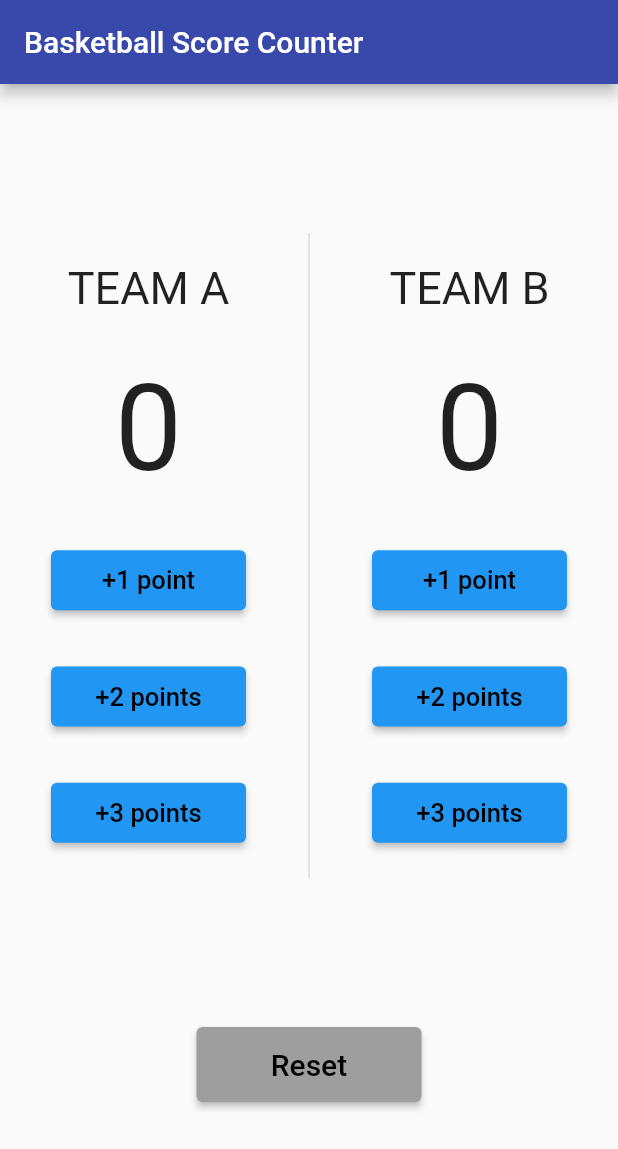
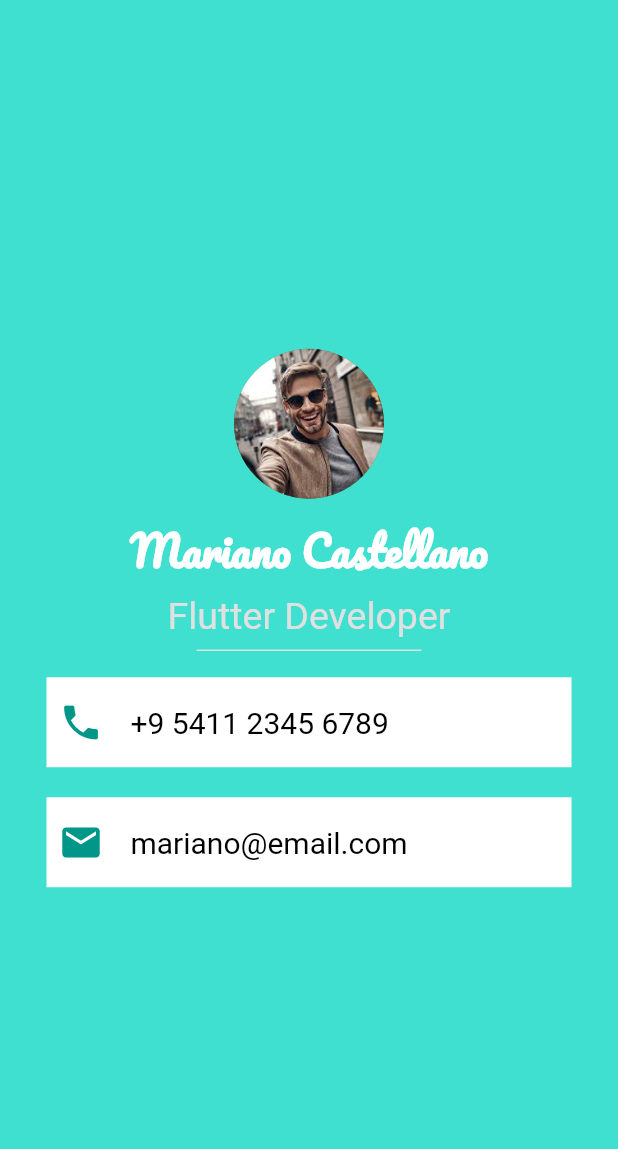
Before and after one commit to MohamadAdel-Li/Language-Learning-app, a Flutter app: the screen it shows after launch, on a phone screen of 412 x 824 dp. Shown: the top 1149 px of the screen. Run offline on Flutter 3.47's test engine with Material 2 defaults, Android fonts, the phone set to English and light mode, and no system bars.

Commit message:
first commit

```diff
--- a/lib/basketball.dart
+++ /dev/null
@@ -1,203 +0,0 @@
-import 'package:flutter/material.dart';
-
-class basketball extends StatefulWidget {
-
-  @override
-  State<basketball> createState() => _basketballState();
-}
-
-class _basketballState extends State<basketball> {
-  int TeamAPoints = 0 ;
-  int TeamBPoints = 0 ;
-
-  @override
-  Widget build(BuildContext context) {
-    return Scaffold(
-      appBar: AppBar(
-        backgroundColor: Colors.indigo[600],
-        title: Text(
-            'Basketball Score Counter'
-        ),
-      ) ,
-      body: Column(
-        mainAxisAlignment: MainAxisAlignment.spaceEvenly,
-        children: [
-          Row(
-            mainAxisAlignment: MainAxisAlignment.spaceEvenly,
-            children: [
-              Container(
-                height: 450,
-                child: Column(
-                  mainAxisAlignment: MainAxisAlignment.spaceEvenly,
-                  children: [
-                    Text(
-                      'TEAM A',
-                      style: TextStyle(
-                        fontSize: 30,
-                      ),
-                    ),
-                    Text(
-                        '$TeamAPoints',
-                      style: TextStyle(
-                        fontSize: 80,
-                      ),
-
-                    ),
-                    ElevatedButton(onPressed: (){
-                      setState(() {
-                        TeamAPoints++;
-                      });
-                    },
-                        child: Text(
-                            '+1 point',
-                          style: TextStyle(
-                            fontSize: 17,
-                          ),
-                        ),
-                      style: ElevatedButton.styleFrom(
-                          backgroundColor: Colors.blue,
-                          foregroundColor: Colors.black,
-                        minimumSize: Size(130, 40),
-                      ),
-                    ),
-                    ElevatedButton(onPressed: (){
-                      setState(() {
-                        TeamAPoints = TeamAPoints+2;
-                      });
-                    },
-                      child: Text('+2 points',
-                        style: TextStyle(
-                          fontSize: 17,
-                        ),),
-                      style: ElevatedButton.styleFrom(
-                          backgroundColor: Colors.blue,
-                          foregroundColor: Colors.black,
-                        minimumSize: Size(130, 40),
-
-                      ),
-
-                    ),
-                    ElevatedButton(onPressed: (){
-                      setState(() {
-                        TeamAPoints = TeamAPoints+3;
-                      });
-                    },
-                      child: Text('+3 points',
-                        style: TextStyle(
-                        fontSize: 17,
-                      ),),
-                      style: ElevatedButton.styleFrom(
-                          backgroundColor: Colors.blue,
-                          foregroundColor: Colors.black,
-                        minimumSize: Size(130, 40),
-
-                      ),
-                    ),
-                  ],
-                ),
-              ),
-              Container(
-                height: 450,
-                child: VerticalDivider(
-                  thickness: 1,
-                  indent: 10,
-                  endIndent: 10,
-                ),
-              ),
-              Container(
-                height: 450,
-                child: Column(
-                  mainAxisAlignment: MainAxisAlignment.spaceEvenly,
-                  children: [
-                    Text(
-                      'TEAM B',
-                      style: TextStyle(
-                        fontSize: 30,
-                      ),
-                    ),
-                    Text(
-                      '$TeamBPoints',
-                      style: TextStyle(
-                        fontSize: 80,
-                      ),
-
-                    ),
-                    ElevatedButton(onPressed: (){
-                      setState(() {
-                        TeamBPoints++;
-                      });
-                    },
-                      child: Text('+1 point',
-                        style: TextStyle(
-                          fontSize: 17,
-                        ),),
-                      style: ElevatedButton.styleFrom(
-                        backgroundColor: Colors.blue,
-                        foregroundColor: Colors.black,
-                        minimumSize: Size(130, 40),
-                      ),
-                    ),
-                    ElevatedButton(onPressed: (){
-                      setState(() {
-                        TeamBPoints = TeamBPoints+2;
-
-                      });
-                    },
-                      child: Text('+2 points',
-                        style: TextStyle(
-                          fontSize: 17,
-                        ),),
-                      style: ElevatedButton.styleFrom(
-                        backgroundColor: Colors.blue,
-                        foregroundColor: Colors.black,
-                        minimumSize: Size(130, 40),
-
-                      ),
-
-                    ),
-                    ElevatedButton(onPressed: (){
-                      setState(() {
-                        TeamBPoints = TeamBPoints+3;
-
-                      });
-                    },
-                      child: Text('+3 points',
-                        style: TextStyle(
-                          fontSize: 17,
-                        ),),
-                      style: ElevatedButton.styleFrom(
-                        backgroundColor: Colors.blue,
-                        foregroundColor: Colors.black,
-                        minimumSize: Size(130, 40),
-
-                      ),
-                    ),
-                  ],
-                ),
-              ),
-
-            ],
-          ),
-          ElevatedButton(onPressed: (){
-            setState(() {
-              TeamAPoints = 0 ;
-              TeamBPoints = 0 ;
-            });
-          },
-            child: Text(
-              'Reset',
-              style: TextStyle(
-                fontSize: 20,
-              ),
-            ),
-            style: ElevatedButton.styleFrom(
-              backgroundColor: Colors.grey,
-              foregroundColor: Colors.black,
-              minimumSize: Size(150, 50),
-            ),
-          ),
-        ],
-      )
-    );
-  }
-}
--- a/lib/main.dart
+++ b/lib/main.dart
@@ -1,19 +1,118 @@
-import 'package:first_application/basketball.dart';
 import 'package:flutter/material.dart';
 
-//import 'basketball.dart';
-
-void main() {
-  runApp(MyApp());
-}
+void main() => runApp(MyApp());
 
 class MyApp extends StatelessWidget {
-
   @override
   Widget build(BuildContext context) {
     return MaterialApp(
-      debugShowCheckedModeBanner:false ,
-      home: basketball(),
+      title: 'My Business Card',
+      theme: ThemeData(
+        primarySwatch: Colors.green,
+        visualDensity: VisualDensity.adaptivePlatformDensity,
+      ),
+      home: BusinessCardScreen(),
     );
   }
 }
+
+class BusinessCardScreen extends StatelessWidget {
+  @override
+  Widget build(BuildContext context) {
+    return Scaffold(
+      backgroundColor: Color(0xFF40E0D0),
+      body: Center(
+        child: Column(
+          mainAxisAlignment: MainAxisAlignment.center,
+          children: <Widget>[
+            CircleAvatar(
+              radius: 50.0,
+              backgroundImage: AssetImage('assets/images/pic.jpg'),
+            ),
+            SizedBox(height: 10.0),
+            Text(
+              'Mariano Castellano',
+              style: TextStyle(
+                fontSize: 28.0,
+                fontWeight: FontWeight.bold,
+                color: Colors.white,
+                fontFamily: 'Pacifico', // Added cool font for name
+              ),
+            ),
+            SizedBox(height: 5.0),
+            Text(
+              'Flutter Developer',
+              style: TextStyle(
+                fontSize: 25.0,
+                fontWeight: FontWeight.normal,
+                color: Colors.grey[300],
+              ),
+            ),
+            Container(
+              width: 150,
+              child: Divider(
+                color: Colors.grey[300],
+                thickness: 1,
+              ),
+            ),
+
+            SizedBox(height: 10.0),
+            Container(
+              decoration: BoxDecoration(
+                color: Colors.white,
+                borderRadius: BorderRadius.circular(0.0),
+              ),
+              width: 350.0,
+              height: 60.0,
+              child: Row(
+                children: <Widget>[
+                  Padding(
+                    padding: const EdgeInsets.all(8.0),
+                    child: Icon(Icons.phone, color: Colors.teal, size: 30.0),
+                  ),
+                  SizedBox(width: 10.0),
+                  Text(
+                    '+9 5411 2345 6789',
+                    style: TextStyle(
+                      fontSize: 20.0,
+                      fontWeight: FontWeight.normal,
+                      color: Colors.black,
+                    ),
+                  ),
+                ],
+              ),
+            ),
+            SizedBox(height: 20.0),
+            Container(
+              decoration: BoxDecoration(
+                color: Colors.white,
+                borderRadius: BorderRadius.circular(0.0),
+              ),
+              width: 350.0,
+              height: 60.0,
+              child: Row(
+                children: <Widget>[
+                  Padding(
+                    padding: const EdgeInsets.all(8.0),
+                    child: Icon(Icons.mail, color: Colors.teal, size: 30.0),
+                  ),
+                  SizedBox(width: 10.0),
+                  Text(
+                    'mariano@email.com',
+                    style: TextStyle(
+                      fontSize: 20.0,
+                      fontWeight: FontWeight.normal,
+                      color: Colors.black,
+
+
+                    ),
+                  ),
+                ],
+              ),
+            ),
+          ],
+        ),
+      ),
+    );
+  }
+}
```
